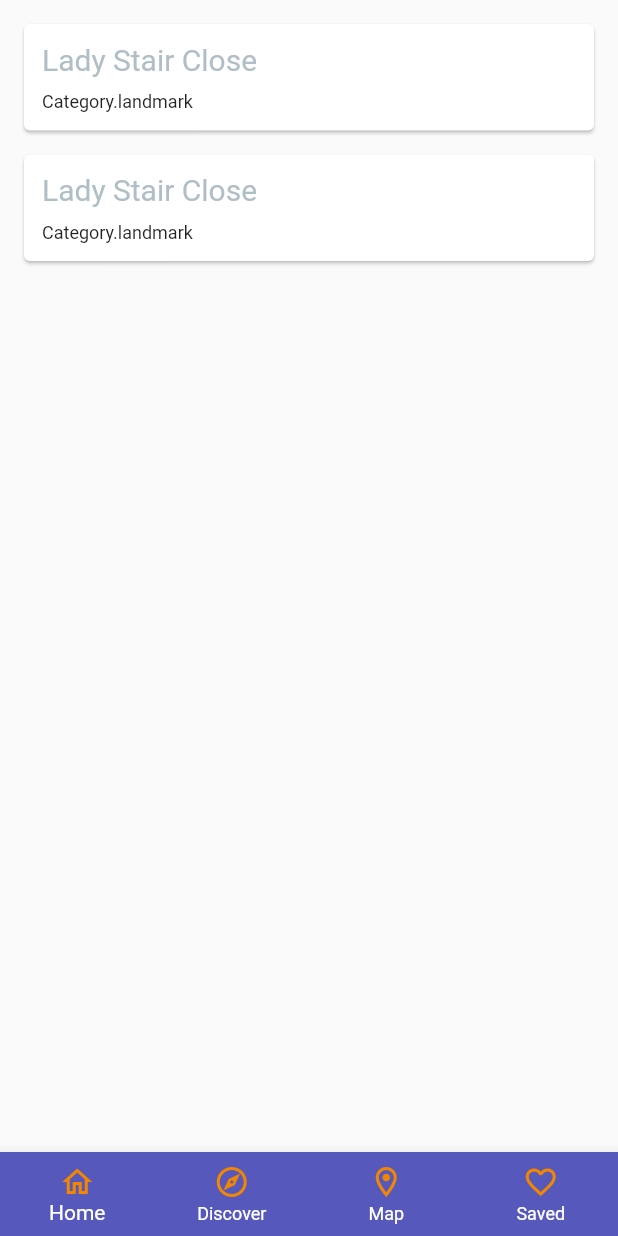
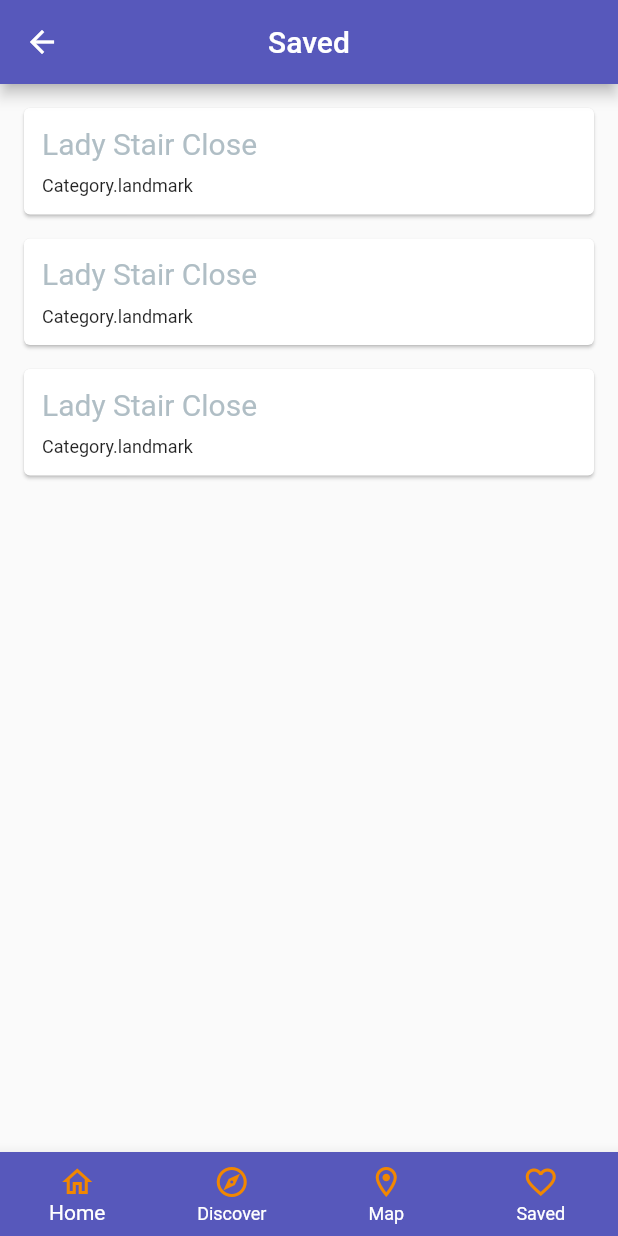
Before and after one commit to CordiiT14/edinburgh_literary_companion, a Flutter app: the Saved screen opened by its route, on a phone screen of 412 x 824 dp. Run offline on Flutter 3.47's test engine with Material 2 defaults, Android fonts, the phone set to English and light mode, and no system bars.

Commit message:
adds appbar

```diff
--- a/lib/pages/saved.dart
+++ b/lib/pages/saved.dart
@@ -12,6 +12,15 @@ class Saved extends StatefulWidget {
 
 class _SavedState extends State<Saved> {
   List<Location> savedLocations = [
+    Location(
+        name: 'Lady Stair Close',
+        category: Category.landmark,
+        address: 'Lawnmarket, Edinburgh EH1 2PA Scotland',
+        description: "Site of Baxter's Close",
+        image: 'lady stair close',
+        latitude: 55.94959278,
+        longitude: -3.19338131,
+        website: 'https://hiddenscotland.co/listings/lady-stairs-close/'),
     Location(
         name: 'Lady Stair Close',
         category: Category.landmark,
@@ -64,6 +73,11 @@ class _SavedState extends State<Saved> {
   @override
   Widget build(BuildContext context) {
     return Scaffold(
+      appBar: AppBar(
+        title: Text('Saved'),
+        centerTitle: true,
+        backgroundColor: const Color.fromRGBO(87, 88, 187, 9.0),
+      ),
       body: Column(
         children: savedLocations.map((location) => LocationTemplate(location)).toList(),
       ),
```
